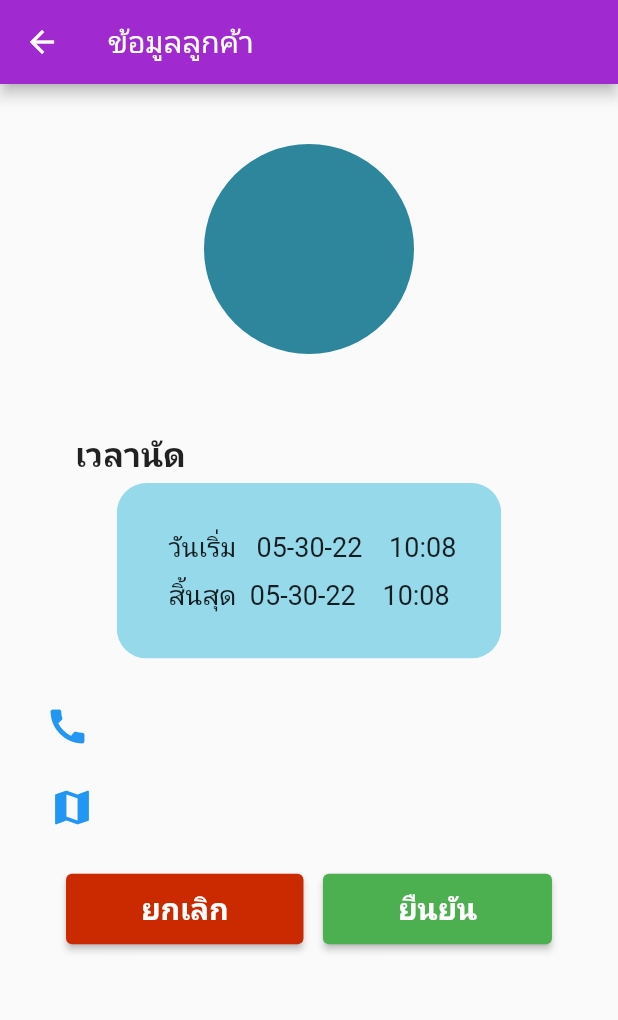
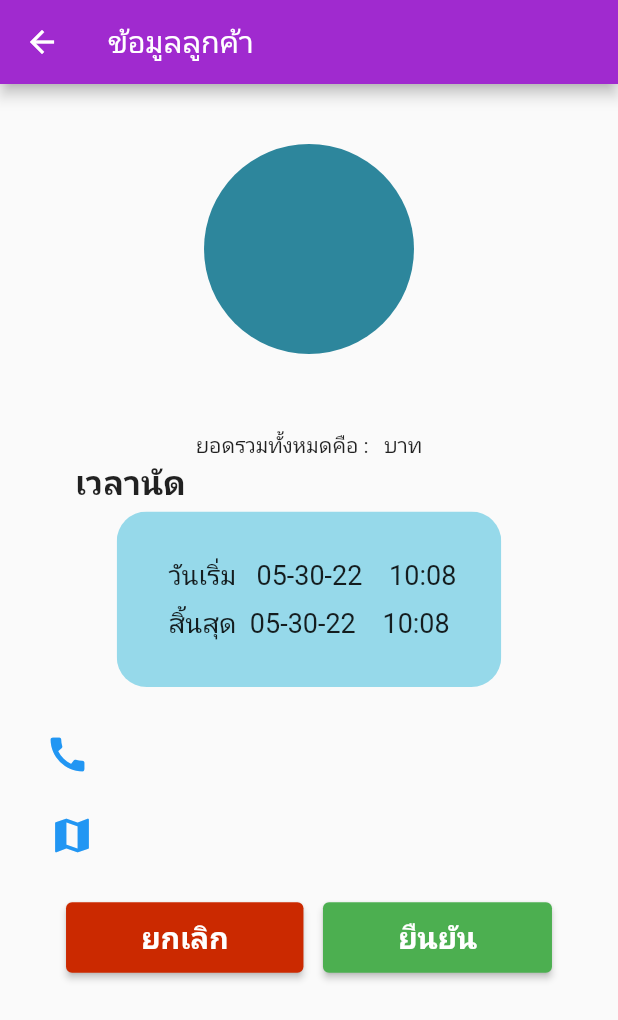
Before and after one commit to asanmankaket/appsan2, a Flutter app: the Carddetail screen opened directly with empty values, on a phone screen of 412 x 824 dp. Shown: the top 1020 px of the screen. Run offline on Flutter 3.47's test engine with Material 2 defaults, Android fonts, the phone set to English and light mode, and no system bars; our stand-ins replace flutter_easyloading, google_maps_flutter, image_picker, numberpicker, shared_preferences; missing offline and left inert: age_calculator; accounts and stored records are empty; project files that could hold a hidden picture were left out.

Commit message:
เรียกหมุดจากข้อมูลในapi

```diff
--- a/lib/views/booking/detail/carddetail.dart
+++ b/lib/views/booking/detail/carddetail.dart
@@ -1,13 +1,11 @@
 import 'package:creative/configs/api.dart';
 import 'package:flutter/material.dart';
 import 'package:intl/intl.dart';
-// import 'Map.dart';
 import '../../mapbook.dart';
 import '../../battom_main.dart';
 
 class Carddetail extends StatefulWidget {
   const Carddetail({Key? key, required this.data}) : super(key: key);
-
   final dynamic data;
   @override
   State<Carddetail> createState() => _CarddetailState();
@@ -15,7 +13,6 @@ class Carddetail extends StatefulWidget {
 
 class _CarddetailState extends State<Carddetail> {
   get childrer => null;
-
   @override
   Widget build(BuildContext context) {
     return Scaffold(
@@ -26,9 +23,7 @@ class _CarddetailState extends State<Carddetail> {
       body: SingleChildScrollView(
         child: Column(
           children: [
-            const SizedBox(
-              height: 40,
-            ),
+            const SizedBox(height: 40),
             const Center(
               //รูปavatar
               child: CircleAvatar(
@@ -37,14 +32,13 @@ class _CarddetailState extends State<Carddetail> {
                 // backgroundImage: ('widget.data['image']'),
               ),
             ),
-            const SizedBox(
-              height: 15,
-            ),
+            const SizedBox(height: 15),
             Text(
               '${widget.data['cust_title']} ${widget.data['cust_fname']} ${widget.data['cust_lname']}',
               style: const TextStyle(fontSize: 22, fontWeight: FontWeight.bold),
             ),
             const SizedBox(height: 10),
+            Text("ยอดรวมทั้งหมดคือ : ${widget.data['book_result']}  บาท"),
             const Padding(
               padding: EdgeInsets.only(left: 50),
               child: Align(
@@ -55,9 +49,7 @@ class _CarddetailState extends State<Carddetail> {
                 ),
               ),
             ),
-            const SizedBox(
-              height: 5,
-            ),
+            const SizedBox(height: 5),
             ClipRRect(
               borderRadius: BorderRadius.circular(20.0),
               child: Container(
@@ -74,9 +66,7 @@ class _CarddetailState extends State<Carddetail> {
                         fontSize: 18,
                       ),
                     ),
-                    const SizedBox(
-                      height: 7,
-                    ),
+                    const SizedBox(height: 7),
                     Text(
                       'สิ้นสุด' +
                           DateFormat('  dd-mm-yy    KK:MM').format(
@@ -89,94 +79,7 @@ class _CarddetailState extends State<Carddetail> {
                 ),
               ),
             ),
-            const SizedBox(
-              height: 10,
-            ),
-            // const Padding(
-            //   padding: EdgeInsets.only(left: 50),
-            //   child: Align(
-            //     alignment: Alignment.centerLeft,
-            //     child: Text(
-            //       'อายุ 68 ปี',
-            //       style: TextStyle(fontSize: 18, fontWeight: FontWeight.normal),
-            //     ),
-            //   ),
-            // ),
-            // const SizedBox(
-            //   height: 10,
-            // ),
-            // const Padding(
-            //   padding: EdgeInsets.only(left: 50),
-            //   child: Align(
-            //     alignment: Alignment.centerLeft,
-            //     child: Text(
-            //       'โรคประจำตัว',
-            //       style: TextStyle(fontSize: 18, fontWeight: FontWeight.bold),
-            //     ),
-            //   ),
-            // ),
-            // const SizedBox(
-            //   height: 10,
-            // ),
-            // const Padding(
-            //   padding: EdgeInsets.only(left: 70),
-            //   child: Align(
-            //     alignment: Alignment.centerLeft,
-            //     child: Text(
-            //       '- โรคหัวใจ',
-            //       style: TextStyle(fontSize: 18, fontWeight: FontWeight.normal),
-            //     ),
-            //   ),
-            // ),
-            // const Padding(
-            //   padding: EdgeInsets.only(left: 70),
-            //   child: Align(
-            //     alignment: Alignment.centerLeft,
-            //     child: Text(
-            //       '- โรคเบาหวาน',
-            //       style: TextStyle(fontSize: 18, fontWeight: FontWeight.normal),
-            //     ),
-            //   ),
-            // ),
-            // const Padding(
-            //   padding: EdgeInsets.only(left: 70),
-            //   child: Align(
-            //     alignment: Alignment.centerLeft,
-            //     child: Text(
-            //       '- โรคความดัน',
-            //       style: TextStyle(fontSize: 18, fontWeight: FontWeight.normal),
-            //     ),
-            //   ),
-            // ),
-            // const SizedBox(
-            //   height: 10,
-            // ),
-            // const Padding(
-            //   padding: EdgeInsets.only(left: 50),
-            //   child: Align(
-            //     alignment: Alignment.centerLeft,
-            //     child: Text(
-            //       'ลักษณะผู้ป่วย',
-            //       style: TextStyle(fontSize: 20, fontWeight: FontWeight.bold),
-            //     ),
-            //   ),
-            // ),
-            // const SizedBox(
-            //   height: 10,
-            // ),
-            // const Padding(
-            //   padding: EdgeInsets.only(left: 70),
-            //   child: Align(
-            //     alignment: Alignment.centerLeft,
-            //     child: Text(
-            //       '- ผู้ป่วยติดเตียง',
-            //       style: TextStyle(fontSize: 18, fontWeight: FontWeight.normal),
-            //     ),
-            //   ),
-            // ),
-            const SizedBox(
-              height: 20,
-            ),
+            const SizedBox(height: 30),
             SizedBox(
                 child: Row(
               children: [
@@ -204,16 +107,11 @@ class _CarddetailState extends State<Carddetail> {
                       textStyle: const TextStyle(fontSize: 20),
                     ),
                     onPressed: () {
-                      // Navigator.push(
-                      //     context,
-                      //     MaterialPageRoute<void>(
-                      //         builder: (BuildContext context) =>
-                      //             GoogleMaps()));
                       Navigator.push(
                           context,
                           MaterialPageRoute<void>(
                               builder: (BuildContext context) => GoogleMaps(
-                                    latilongti: widget.data['book_latilongti'],
+                                    data: widget.data,
                                   )));
                     },
                     child: Row(
@@ -225,7 +123,7 @@ class _CarddetailState extends State<Carddetail> {
                         const SizedBox(width: 15),
                         Text(
                           '''${widget.data['book_pinhome']} ${widget.data['book_tambons']}
-${widget.data['amphur']} ${widget.data['provinces']}''',
+${widget.data['book_amphures']} ${widget.data['book_provinces']}''',
                           style: const TextStyle(fontSize: 18),
                         ),
                       ],
@@ -234,9 +132,7 @@ ${widget.data['amphur']} ${widget.data['provinces']}''',
                 ],
               ),
             ]),
-            const SizedBox(
-              height: 15,
-            ),
+            const SizedBox(height: 15),
             Row(
               mainAxisSize: MainAxisSize.min,
               children: [
```
Also changed, not shown: lib/views/mapbook.dart (+7 -21 lines).
